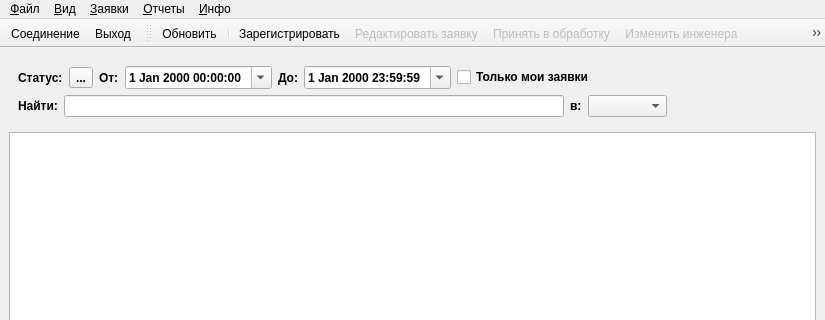
VladimirChotiy/sos_orders, file Application/ui/mainwindow.ui: the form before one commit; both pictures show x 0 to 825 and y 0 to 320 of the 825 by 603 pixel window.
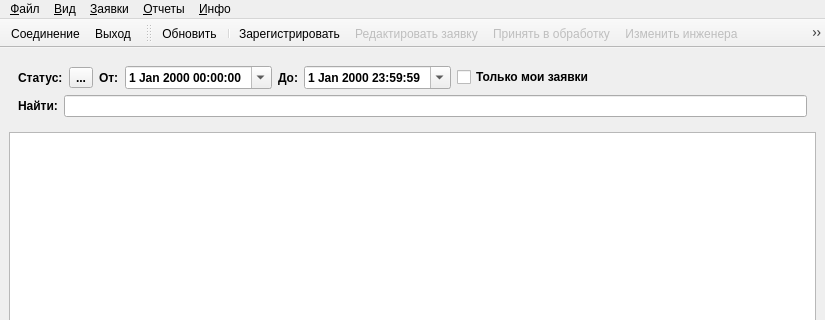
The form after the commit. Icons and pictures are not drawn.

Commit message:
Done simple wildcard RegExp
Application

The edit to the form file:
```diff
--- a/Application/ui/mainwindow.ui
+++ b/Application/ui/mainwindow.ui
@@ -140,7 +140,7 @@
         </layout>
        </item>
        <item>
-        <layout class="QHBoxLayout" name="searchLayout" stretch="0,1,0,0,0">
+        <layout class="QHBoxLayout" name="searchLayout" stretch="0,1">
          <item>
           <widget class="QLabel" name="lbl_fSearch">
            <property name="text">
@@ -151,39 +151,6 @@
          <item>
           <widget class="QLineEdit" name="ed_fRegExp"/>
          </item>
-         <item>
-          <widget class="QLabel" name="lbl_fColumns">
-           <property name="text">
-            <string>в:</string>
-           </property>
-          </widget>
-         </item>
-         <item>
-          <widget class="QComboBox" name="comboBox">
-           <property name="sizePolicy">
-            <sizepolicy hsizetype="Preferred" vsizetype="Fixed">
-             <horstretch>0</horstretch>
-             <verstretch>0</verstretch>
-            </sizepolicy>
-           </property>
-          </widget>
-         </item>
-         <item>
-          <spacer name="spacer_Filter_2">
-           <property name="orientation">
-            <enum>Qt::Horizontal</enum>
-           </property>
-           <property name="sizeType">
-            <enum>QSizePolicy::MinimumExpanding</enum>
-           </property>
-           <property name="sizeHint" stdset="0">
-            <size>
-             <width>140</width>
-             <height>20</height>
-            </size>
-           </property>
-          </spacer>
-         </item>
         </layout>
        </item>
       </layout>
```
The commit also changes 2 other files.
